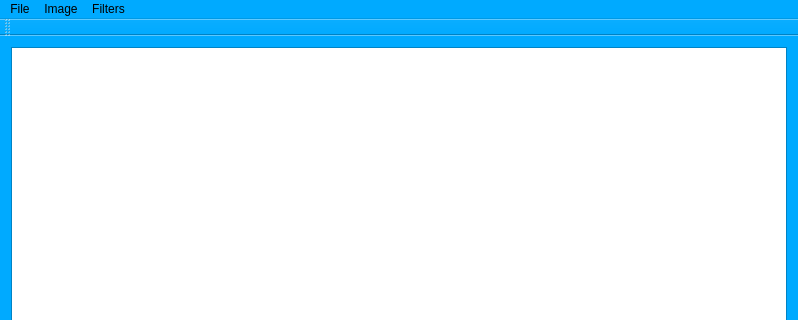
Qt form mainwindow.ui (Daguerreo/Azul) before a commit; both pictures show x 0 to 798 and y 0 to 320 of the 798 by 674 pixel window.
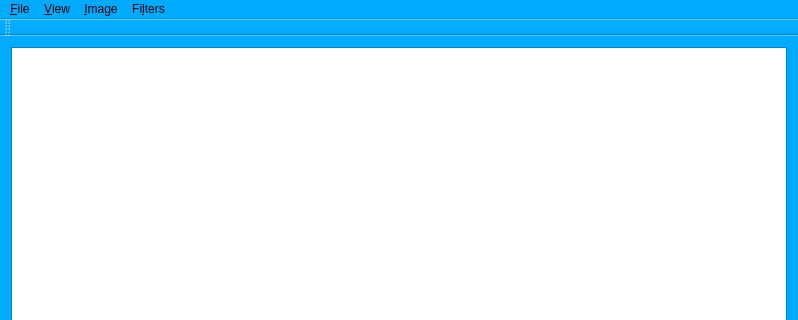
The same form after that commit.

Diff of the .ui file:
```diff
--- a/mainwindow.ui
+++ b/mainwindow.ui
@@ -462,7 +462,7 @@
    </property>
    <widget class="QMenu" name="menuFile">
     <property name="title">
-     <string>File</string>
+     <string>&amp;File</string>
     </property>
     <addaction name="action_Open"/>
     <addaction name="action_Save"/>
@@ -472,7 +472,7 @@
    </widget>
    <widget class="QMenu" name="menuImage">
     <property name="title">
-     <string>Image</string>
+     <string>&amp;Image</string>
     </property>
     <addaction name="action_Zoom_In"/>
     <addaction name="action_Zoom_Out"/>
@@ -482,12 +482,22 @@
    </widget>
    <widget class="QMenu" name="menuFilters">
     <property name="title">
-     <string>Filters</string>
+     <string>Fi&amp;lters</string>
     </property>
     <addaction name="action_Grayscale"/>
     <addaction name="action_Sharpen"/>
+    <addaction name="action_Smoothing"/>
+   </widget>
+   <widget class="QMenu" name="menuView">
+    <property name="title">
+     <string>&amp;View</string>
+    </property>
+    <addaction name="action_Adapt_Zoom"/>
+    <addaction name="action_Zoom_In"/>
+    <addaction name="action_Zoom_Out"/>
    </widget>
    <addaction name="menuFile"/>
+   <addaction name="menuView"/>
    <addaction name="menuImage"/>
    <addaction name="menuFilters"/>
   </widget>
```
Left out of the diff: 39 changed lines with no effect on the pictures.
